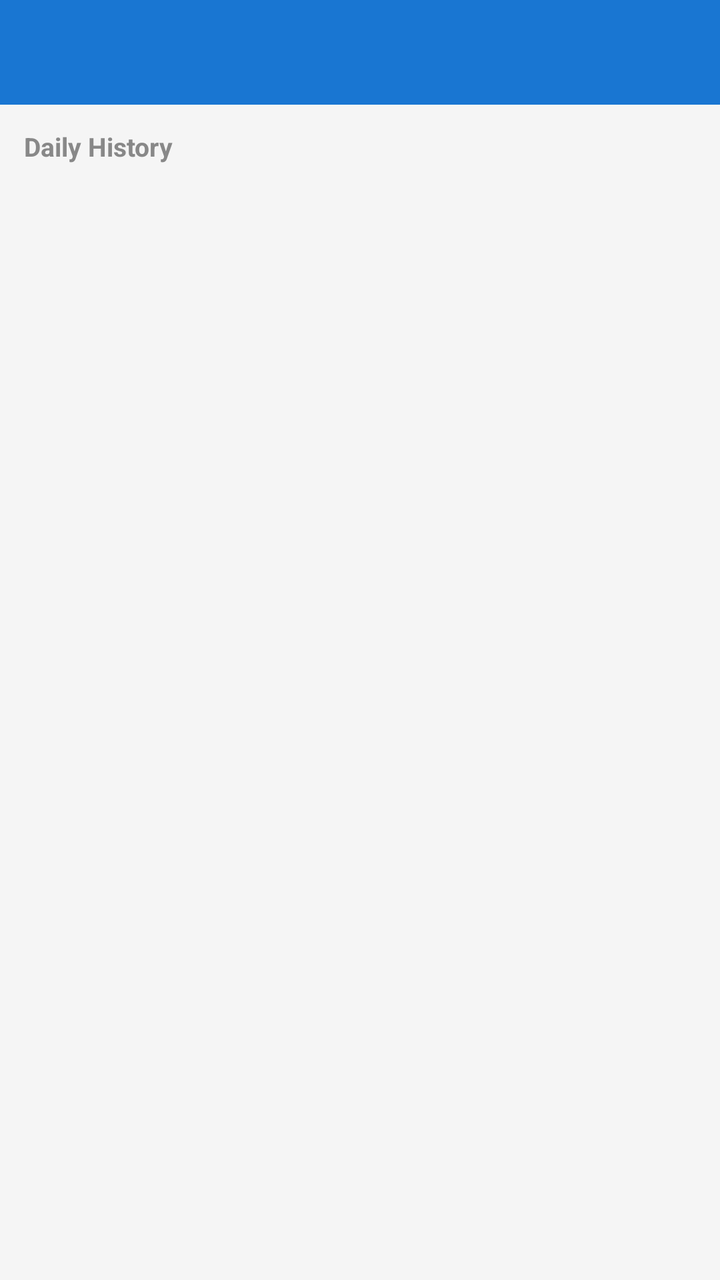
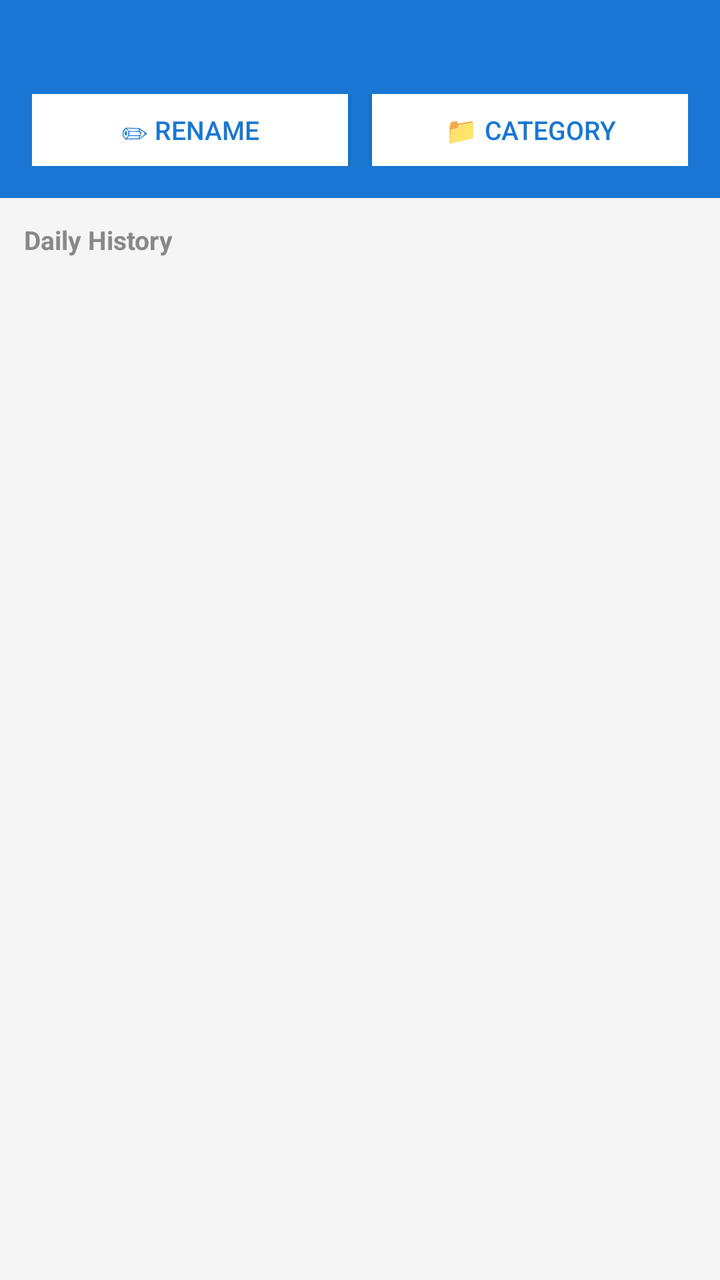

Before-and-after screenshots of an Android layout around one commit, followed by the original layout XML and the change that was made.
<!-- AndroidManifest.xml: application theme AppTheme -->
<!-- res/layout/activity_detail.xml -->
<?xml version="1.0" encoding="utf-8"?>
<LinearLayout
    xmlns:android="http://schemas.android.com/apk/res/android"
    android:layout_width="match_parent"
    android:layout_height="match_parent"
    android:orientation="vertical"
    android:background="#F5F5F5">

    <LinearLayout
        android:layout_width="match_parent"
        android:layout_height="wrap_content"
        android:background="@color/colorPrimary"
        android:padding="16dp">

        <TextView
            android:id="@+id/summaryText"
            android:layout_width="match_parent"
            android:layout_height="wrap_content"
            android:textSize="15sp"
            android:textColor="@color/colorWhite"
            android:lineSpacingMultiplier="1.5"/>

    </LinearLayout>

    <TextView
        android:layout_width="match_parent"
        android:layout_height="wrap_content"
        android:padding="12dp"
        android:text="Daily History"
        android:textSize="13sp"
        android:textStyle="bold"
        android:textColor="@color/colorGray"/>

    <androidx.recyclerview.widget.RecyclerView
        android:id="@+id/historyRecycler"
        android:layout_width="match_parent"
        android:layout_height="0dp"
        android:layout_weight="1"/>

</LinearLayout>
<!-- resources referenced by this layout -->
<resources>
  <color name="colorGray">#888888</color>
  <color name="colorPrimary">#1976D2</color>
  <color name="colorWhite">#FFFFFF</color>
  <style name="AppTheme" parent="Theme.AppCompat.Light.DarkActionBar">
          <item name="colorPrimary">@color/colorPrimary</item>
          <item name="colorPrimaryDark">@color/colorPrimaryDark</item>
          <item name="colorAccent">@color/colorAccent</item>
      </style>
  <color name="colorPrimaryDark">#1565C0</color>
  <color name="colorAccent">#03DAC6</color>
</resources>

<!-- the commit's change to res/layout/activity_detail.xml (unified diff, before → after) -->
@@ -10,16 +10,46 @@
         android:layout_width="match_parent"
         android:layout_height="wrap_content"
         android:background="@color/colorPrimary"
-        android:padding="16dp">
+        android:padding="16dp"
+        android:orientation="vertical">
 
         <TextView
             android:id="@+id/summaryText"
             android:layout_width="match_parent"
             android:layout_height="wrap_content"
-            android:textSize="15sp"
-            android:textColor="@color/colorWhite"
+            android:textSize="14sp"
+            android:textColor="#FFFFFF"
             android:lineSpacingMultiplier="1.5"/>
 
+        <LinearLayout
+            android:layout_width="match_parent"
+            android:layout_height="wrap_content"
+            android:layout_marginTop="12dp"
+            android:orientation="horizontal">
+
+            <Button
+                android:id="@+id/btnRename"
+                android:layout_width="0dp"
+                android:layout_height="36dp"
+                android:layout_weight="1"
+                android:layout_marginEnd="6dp"
+                android:text="✏ Rename"
+                android:textSize="13sp"
+                android:textColor="@color/colorPrimary"
+                android:background="#FFFFFF"/>
+
+            <Button
+                android:id="@+id/btnCategory"
+                android:layout_width="0dp"
+                android:layout_height="36dp"
+                android:layout_weight="1"
+                android:layout_marginStart="6dp"
+                android:text="📁 Category"
+                android:textSize="13sp"
+                android:textColor="@color/colorPrimary"
+                android:background="#FFFFFF"/>
+
+        </LinearLayout>
     </LinearLayout>
 
     <TextView
<!-- resource entries referenced after the edit -->
@@ -2,7 +2,6 @@
 <resources>
   <color name="colorGray">#888888</color>
   <color name="colorPrimary">#1976D2</color>
-  <color name="colorWhite">#FFFFFF</color>
   <style name="AppTheme" parent="Theme.AppCompat.Light.DarkActionBar">
           <item name="colorPrimary">@color/colorPrimary</item>
           <item name="colorPrimaryDark">@color/colorPrimaryDark</item>
